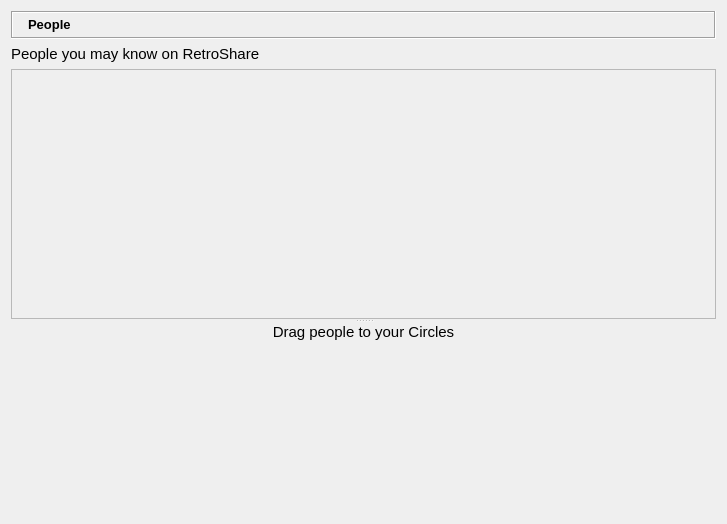
Before: the Qt Designer form retroshare-gui/src/gui/People/PeopleDialog.ui in RetroShare/RetroShare, drawn with Qt 5.
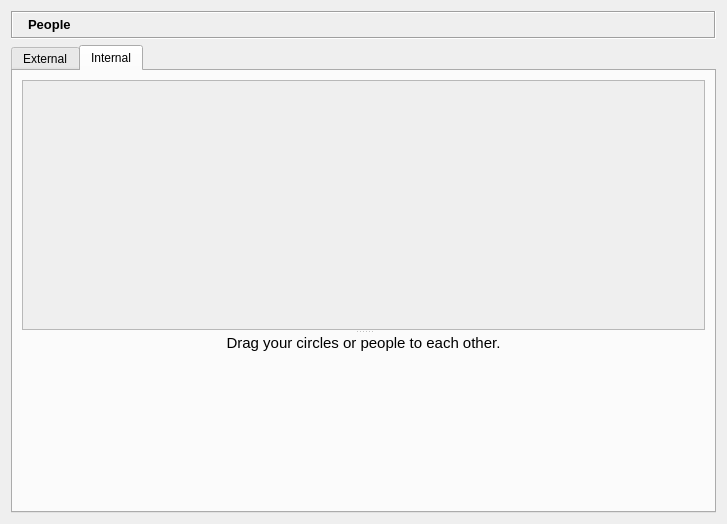
After: the same form once the commit is applied. The open tabs and pages were chosen to show the change. Icons and pictures are not drawn. Custom widgets are drawn as their Qt base class.

Commit message: Improvements of People dialog. Patch from Phenom (slightly modified).

What changed in the file:
```diff
--- a/retroshare-gui/src/gui/People/PeopleDialog.ui
+++ b/retroshare-gui/src/gui/People/PeopleDialog.ui
@@ -19,19 +19,7 @@
   <property name="windowTitle">
    <string/>
   </property>
-  <layout class="QGridLayout" name="gridLayout_2">
-   <item row="1" column="0">
-    <widget class="QLabel" name="label">
-     <property name="font">
-      <font>
-       <pointsize>11</pointsize>
-      </font>
-     </property>
-     <property name="text">
-      <string>People you may know on RetroShare</string>
-     </property>
-    </widget>
-   </item>
+  <layout class="QGridLayout" name="titleBarLayout">
    <item row="0" column="0">
     <widget class="QFrame" name="titleBarFrame">
      <property name="frameShape">
@@ -99,12 +87,28 @@
      </layout>
     </widget>
    </item>
-   <item row="3" column="0">
-    <widget class="QSplitter" name="splitter">
+   <item row="1" column="0">
+    <widget class="QTabWidget" name="tabWidget">
+     <property name="currentIndex">
+      <number>0</number>
+     </property>
+     <widget class="QWidget" name="tabExternal">
+      <property name="sizePolicy">
+       <sizepolicy hsizetype="Expanding" vsizetype="Expanding">
+        <horstretch>0</horstretch>
+        <verstretch>0</verstretch>
+       </sizepolicy>
+      </property>
+      <attribute name="title">
+       <string>External</string>
+      </attribute>
+      <layout class="QVBoxLayout">
+       <item>
+        <widget class="QSplitter" name="splitterExternal">
      <property name="orientation">
       <enum>Qt::Vertical</enum>
      </property>
-     <widget class="QScrollArea" name="scrollArea">
+         <widget class="QScrollArea" name="scrollAreaExternal">
       <property name="minimumSize">
        <size>
         <width>0</width>
@@ -119,15 +123,15 @@
         <rect>
          <x>0</x>
          <y>0</y>
-         <width>707</width>
+             <width>685</width>
          <height>248</height>
         </rect>
        </property>
        <layout class="QVBoxLayout"/>
       </widget>
      </widget>
-     <widget class="QWidget" name="layoutWidget">
-      <layout class="QGridLayout" name="gridLayout">
+         <widget class="QWidget" name="widgetExternal">
+          <layout class="QGridLayout" name="layoutExternal">
        <item row="0" column="0">
         <widget class="QLabel" name="label_2">
          <property name="sizePolicy">
@@ -142,7 +146,7 @@
           </font>
          </property>
          <property name="text">
-          <string>Drag people to your Circles</string>
+              <string>Drag your circles or people to each other.</string>
          </property>
          <property name="alignment">
           <set>Qt::AlignCenter</set>
@@ -154,6 +158,84 @@
          <property name="widgetResizable" stdset="0">
           <bool>true</bool>
          </property>
+        </widget>
+       </item>
+      </layout>
+         </widget>
+        </widget>
+       </item>
+      </layout>
+     </widget>
+     <widget class="QWidget" name="tabInternal">
+      <property name="sizePolicy">
+       <sizepolicy hsizetype="Expanding" vsizetype="Expanding">
+        <horstretch>0</horstretch>
+        <verstretch>0</verstretch>
+       </sizepolicy>
+      </property>
+      <attribute name="title">
+       <string>Internal</string>
+      </attribute>
+      <layout class="QVBoxLayout">
+       <item>
+        <widget class="QSplitter" name="splitterInternal">
+         <property name="orientation">
+          <enum>Qt::Vertical</enum>
+         </property>
+         <widget class="QScrollArea" name="scrollAreaInternal">
+          <property name="minimumSize">
+           <size>
+            <width>0</width>
+            <height>250</height>
+           </size>
+          </property>
+          <property name="widgetResizable">
+           <bool>true</bool>
+          </property>
+          <widget class="FlowLayoutWidget" name="idInternal">
+           <property name="geometry">
+            <rect>
+             <x>0</x>
+             <y>0</y>
+             <width>685</width>
+             <height>248</height>
+            </rect>
+           </property>
+           <layout class="QVBoxLayout"/>
+          </widget>
+         </widget>
+         <widget class="QWidget" name="widgetInternal">
+          <layout class="QGridLayout" name="layoutInternal">
+           <item row="0" column="0">
+            <widget class="QLabel" name="label_Internal">
+             <property name="sizePolicy">
+              <sizepolicy hsizetype="Preferred" vsizetype="Fixed">
+               <horstretch>0</horstretch>
+               <verstretch>0</verstretch>
+              </sizepolicy>
+             </property>
+             <property name="font">
+              <font>
+               <pointsize>11</pointsize>
+              </font>
+             </property>
+             <property name="text">
+              <string>Drag your circles or people to each other.</string>
+             </property>
+             <property name="alignment">
+              <set>Qt::AlignCenter</set>
+             </property>
+            </widget>
+           </item>
+           <item row="1" column="0">
+            <widget class="PictureFlow" name="pictureFlowWidgetInternal" native="true">
+             <property name="widgetResizable" stdset="0">
+              <bool>true</bool>
+             </property>
+            </widget>
+           </item>
+          </layout>
+         </widget>
         </widget>
        </item>
       </layout>
```
Left out of the diff: 14 changed lines with no effect on the pictures. The commit also changes 11 other files.
